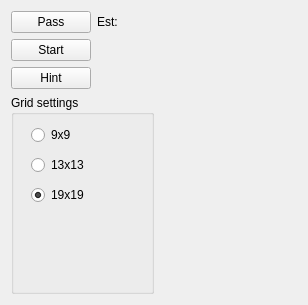
First picture: the form in qt/qtgo/qtgo/GameSettings.ui, repository alecs1/home, before the edit.
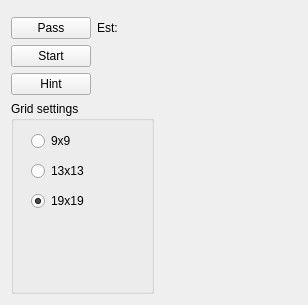
Second picture: the form after the edit.

Commit message: Added widget showing the current player status.

```diff
--- a/qt/qtgo/qtgo/GameSettings.ui
+++ b/qt/qtgo/qtgo/GameSettings.ui
@@ -22,7 +22,7 @@
   <layout class="QGridLayout" name="gridLayout_4">
    <item row="0" column="0">
     <layout class="QGridLayout" name="gridLayout">
-     <item row="0" column="0">
+     <item row="1" column="0">
       <layout class="QGridLayout" name="gridLayout_3">
        <item row="1" column="0">
         <widget class="QPushButton" name="launchButton">
@@ -67,7 +67,7 @@
        </item>
       </layout>
      </item>
-     <item row="1" column="0">
+     <item row="2" column="0">
       <widget class="QGroupBox" name="tableSizeGroupBox">
        <property name="sizePolicy">
         <sizepolicy hsizetype="MinimumExpanding" vsizetype="MinimumExpanding">
@@ -140,7 +140,7 @@
        <zorder>button9x9</zorder>
       </widget>
      </item>
-     <item row="1" column="2">
+     <item row="2" column="2">
       <spacer name="horizontalSpacer">
        <property name="orientation">
         <enum>Qt::Horizontal</enum>
@@ -153,6 +153,9 @@
        </property>
       </spacer>
      </item>
+     <item row="0" column="0">
+      <widget class="QWidget" name="roundInfoWidget" native="true"/>
+     </item>
     </layout>
    </item>
    <item row="1" column="0">
```
The commit also changes 3 other files.
